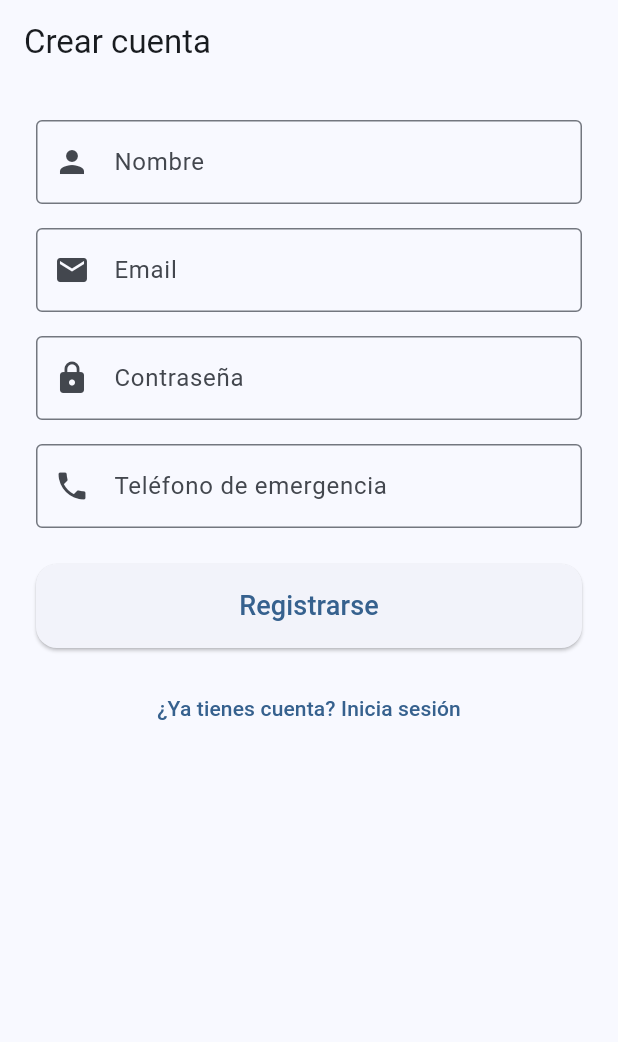
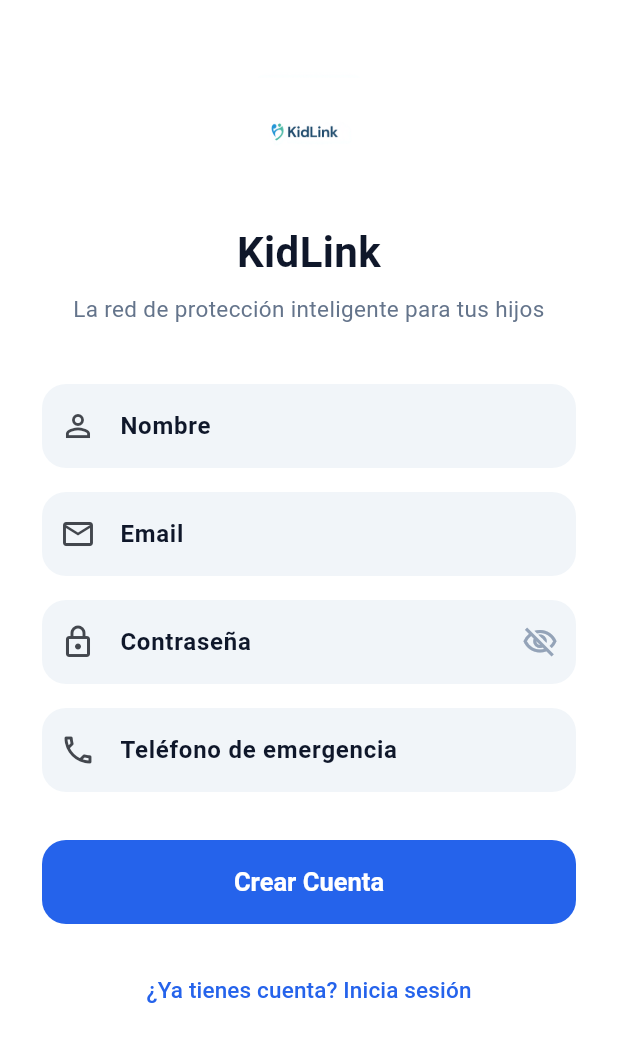
Before and after one commit to herizador/KidLink, a Flutter app: the screen it shows after launch, on a phone screen of 412 x 824 dp. Shown: the top 1042 px of the screen. Run offline on Flutter 3.47's test engine with Material 3 defaults, Android fonts, the phone set to English and light mode, and no system bars; our stand-ins replace flutter_map, image_picker, latlong2, qr_flutter, share_plus, supabase_flutter; missing offline and left inert: flutter_nfc_kit, ndef; accounts and stored records are empty.

Commit message:
assets: añadir logotipo oficial KidLink Logo.png a los recursos de la Web y la App

```diff
--- a/KidLink-App/lib/screens/auth_screen.dart
+++ b/KidLink-App/lib/screens/auth_screen.dart
@@ -1,5 +1,6 @@
 import 'package:flutter/material.dart';
 import 'package:supabase_flutter/supabase_flutter.dart';
+import '../theme/constants.dart';
 import 'dashboard_screen.dart';
 
 class AuthScreen extends StatefulWidget {
@@ -18,6 +19,7 @@
 
   bool _esRegistro = true;
   bool _cargando = false;
+  bool _ocultarPassword = true;
 
   @override
   void dispose() {
@@ -111,27 +113,40 @@
       context: context,
       barrierDismissible: false,
       builder: (ctx) => AlertDialog(
+        shape: RoundedRectangleBorder(borderRadius: BorderRadius.circular(24)),
         content: Column(
           mainAxisSize: MainAxisSize.min,
           children: [
-            const Icon(Icons.mark_email_unread, size: 64, color: Colors.blue),
-            const SizedBox(height: 16),
+            Container(
+              width: 72,
+              height: 72,
+              decoration: const BoxDecoration(
+                color: Color(0xFFDBEAFE),
+                shape: BoxShape.circle,
+              ),
+              child: const Icon(Icons.mark_email_unread, size: 36, color: AppTheme.primary),
+            ),
+            const SizedBox(height: 20),
             const Text(
               '¡Registro casi completado!',
               textAlign: TextAlign.center,
-              style: TextStyle(fontSize: 20, fontWeight: FontWeight.bold),
+              style: TextStyle(fontSize: 20, fontWeight: FontWeight.w700, color: AppTheme.navy),
             ),
             const SizedBox(height: 12),
             const Text(
               'Hemos enviado un enlace de verificación a tu correo. '
               'Por favor, confírmalo antes de iniciar sesión en KidLink.',
               textAlign: TextAlign.center,
-              style: TextStyle(fontSize: 15, color: Colors.black87),
+              style: TextStyle(fontSize: 15, color: AppTheme.hintText, height: 1.4),
             ),
-            const SizedBox(height: 20),
-            FilledButton(
+            const SizedBox(height: 24),
+            SizedBox(
+              width: double.infinity,
+              child: FilledButton(
                 onPressed: () => Navigator.of(ctx).pop(),
+                style: AppTheme.primaryButton(),
                 child: const Text('Entendido'),
+              ),
             ),
           ],
         ),
@@ -152,15 +167,52 @@
 
   @override
   Widget build(BuildContext context) {
-    final campos = <Widget>[
+    return Scaffold(
+      backgroundColor: Colors.white,
+      body: SafeArea(
+        child: SingleChildScrollView(
+          padding: const EdgeInsets.symmetric(horizontal: 28),
+          child: Form(
+            key: _formKey,
+            child: Column(
+              crossAxisAlignment: CrossAxisAlignment.stretch,
+              children: [
+                const SizedBox(height: 48),
+                Center(
+                  child: ClipRRect(
+                    borderRadius: BorderRadius.circular(16),
+                    child: Image.asset(
+                      'assets/KidLink Logo.png',
+                      width: 80,
+                      height: 80,
+                    ),
+                  ),
+                ),
+                const SizedBox(height: 20),
+                const Text(
+                  'KidLink',
+                  textAlign: TextAlign.center,
+                  style: TextStyle(
+                    fontSize: 28,
+                    fontWeight: FontWeight.w700,
+                    color: AppTheme.navy,
+                  ),
+                ),
+                const SizedBox(height: 8),
+                const Text(
+                  'La red de protección inteligente para tus hijos',
+                  textAlign: TextAlign.center,
+                  style: TextStyle(fontSize: 15, color: Color(0xFF64748B), height: 1.3),
+                ),
+                const SizedBox(height: 40),
+
                 if (_esRegistro)
                   TextFormField(
                     controller: _nombreCtrl,
                     enabled: !_cargando,
-          decoration: const InputDecoration(
-            labelText: 'Nombre',
-            prefixIcon: Icon(Icons.person),
-            border: OutlineInputBorder(),
+                    decoration: AppTheme.inputDecoration(
+                      label: 'Nombre',
+                      prefixIcon: const Icon(Icons.person_outline),
                     ),
                     textCapitalization: TextCapitalization.words,
                     validator: _esRegistro
@@ -168,91 +220,93 @@
                         : null,
                   ),
                 if (_esRegistro) const SizedBox(height: 16),
+
                 TextFormField(
                   controller: _emailCtrl,
                   enabled: !_cargando,
-        decoration: const InputDecoration(
-          labelText: 'Email',
-          prefixIcon: Icon(Icons.email),
-          border: OutlineInputBorder(),
+                  decoration: AppTheme.inputDecoration(
+                    label: 'Email',
+                    prefixIcon: const Icon(Icons.email_outlined),
                   ),
                   keyboardType: TextInputType.emailAddress,
                   validator: (v) =>
                       (v == null || v.trim().isEmpty || !v.contains('@')) ? 'Email válido requerido' : null,
                 ),
                 const SizedBox(height: 16),
+
                 TextFormField(
                   controller: _passwordCtrl,
                   enabled: !_cargando,
-        decoration: const InputDecoration(
-          labelText: 'Contraseña',
-          prefixIcon: Icon(Icons.lock),
-          border: OutlineInputBorder(),
+                  decoration: AppTheme.inputDecoration(
+                    label: 'Contraseña',
+                    prefixIcon: const Icon(Icons.lock_outlined),
+                  ).copyWith(
+                    suffixIcon: IconButton(
+                      icon: Icon(
+                        _ocultarPassword ? Icons.visibility_off_outlined : Icons.visibility_outlined,
+                        color: AppTheme.hintText,
                       ),
-        obscureText: true,
+                      onPressed: () => setState(() => _ocultarPassword = !_ocultarPassword),
+                    ),
+                  ),
+                  obscureText: _ocultarPassword,
                   validator: (v) =>
                       (v == null || v.trim().length < 6) ? 'Mínimo 6 caracteres' : null,
                 ),
+
                 if (_esRegistro) const SizedBox(height: 16),
                 if (_esRegistro)
                   TextFormField(
                     controller: _telefonoCtrl,
                     enabled: !_cargando,
-          decoration: const InputDecoration(
-            labelText: 'Teléfono de emergencia',
-            prefixIcon: Icon(Icons.phone),
-            border: OutlineInputBorder(),
+                    decoration: AppTheme.inputDecoration(
+                      label: 'Teléfono de emergencia',
+                      prefixIcon: const Icon(Icons.phone_outlined),
                     ),
                     keyboardType: TextInputType.phone,
                     validator: _esRegistro
                         ? (v) => (v == null || v.trim().isEmpty) ? 'Campo obligatorio' : null
                         : null,
                   ),
-    ];
 
-    return Scaffold(
-      appBar: AppBar(title: Text(_esRegistro ? 'Crear cuenta' : 'Iniciar sesión')),
-      body: SingleChildScrollView(
-        padding: const EdgeInsets.all(24),
-        child: Form(
-          key: _formKey,
-          child: Column(
-            crossAxisAlignment: CrossAxisAlignment.stretch,
-            children: [
-              ...campos,
-              const SizedBox(height: 24),
-              SizedBox(
-                width: double.infinity,
-                height: 56,
-                child: ElevatedButton(
+                const SizedBox(height: 32),
+
+                FilledButton(
                   onPressed: _cargando ? null : (_esRegistro ? _registrarse : _iniciarSesion),
-                  style: ElevatedButton.styleFrom(
-                    shape: RoundedRectangleBorder(
-                      borderRadius: BorderRadius.circular(14),
-                    ),
-                  ),
+                  style: AppTheme.primaryButton(),
                   child: _cargando
                       ? const SizedBox(
                           width: 24,
                           height: 24,
-                          child: CircularProgressIndicator(strokeWidth: 3),
+                          child: CircularProgressIndicator(strokeWidth: 3, color: Colors.white),
                         )
                       : Text(
-                          _esRegistro ? 'Registrarse' : 'Iniciar sesión',
-                          style: const TextStyle(fontSize: 18),
+                          _esRegistro ? 'Crear Cuenta' : 'Ingresar',
+                          style: const TextStyle(fontSize: 17, fontWeight: FontWeight.w600),
                         ),
                 ),
-              ),
-              const SizedBox(height: 16),
-              TextButton(
+
+                const SizedBox(height: 20),
+
+                Center(
+                  child: TextButton(
                     onPressed: _cargando ? null : () => setState(() => _esRegistro = !_esRegistro),
                     child: Text(
                       _esRegistro
                           ? '¿Ya tienes cuenta? Inicia sesión'
                           : '¿No tienes cuenta? Regístrate',
+                      style: const TextStyle(
+                        fontSize: 15,
+                        color: AppTheme.primary,
+                        fontWeight: FontWeight.w500,
                       ),
                     ),
+                  ),
+                ),
+
+                const SizedBox(height: 32),
               ],
+            ),
           ),
         ),
       ),
--- a/KidLink-App/pubspec.yaml
+++ b/KidLink-App/pubspec.yaml
@@ -25,3 +25,6 @@
 
 flutter:
   uses-material-design: true
+
+  assets:
+    - assets/KidLink Logo.png
--- a/prompt.txt
+++ b/prompt.txt
@@ -1 +1 @@
-al parecer si va la actualizacion de estado activo/inactivo, pero solo si inicio sesion y cierro sesion, funciona una vez, y despues ya no responde, cierro sesion e inicio, y despues aparece con el estado de supabase tiene, y despues funciona una vez y despues tienes que volver a cerrar sesion e iniciar
+he creado un logo para la web y la app estos se encuentran en C:\Users\id386\Desktop\KidLink\KidLink-App\assets y C:\Users\id386\Desktop\KidLink\KidLink-Web\public el archivo se llama "KidLink Logo.png"
```
Also changed, not shown: KidLink-App/assets/KidLink Logo.png (added), KidLink-Web/public/KidLink Logo.png (added), 1 other file. Lines whose indentation alone changed are shown as unchanged.
